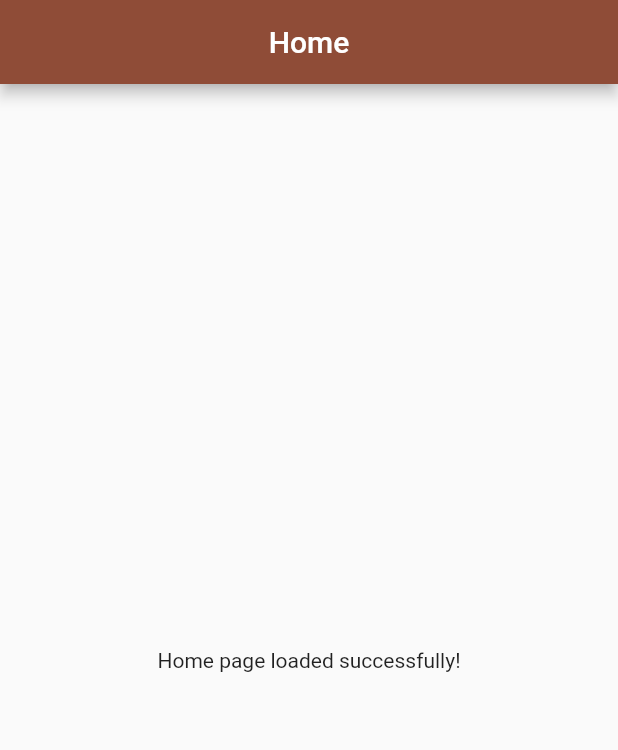
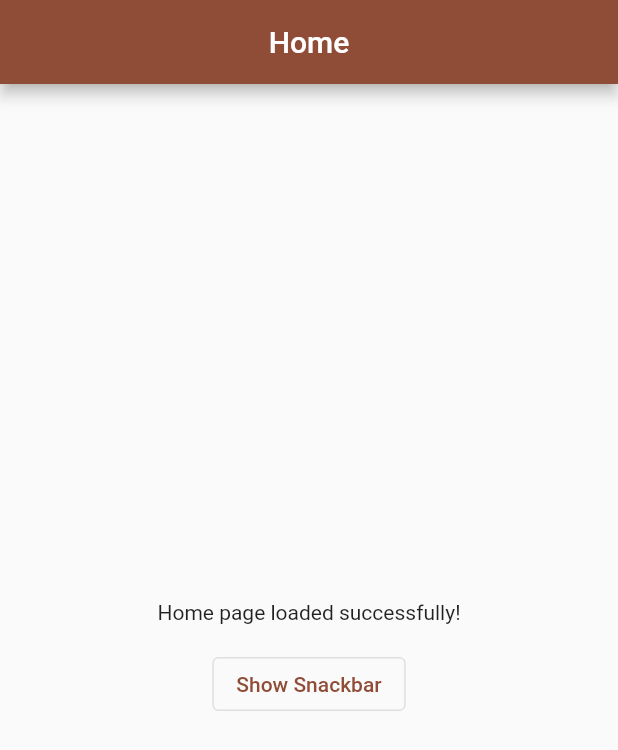
Before and after one commit to BishalTamangDev/flutter_single_bloc, a Flutter app: the screen it shows after launch, on a phone screen of 412 x 824 dp. Shown: the top 750 px of the screen. Run offline on Flutter 3.47's test engine with Material 3 defaults, Android fonts, the phone set to English and light mode, and no system bars; our stand-ins replace flutter_bloc.

Commit message:
action state added :: snackbar

```diff
--- a/lib/features/home/bloc/home_bloc.dart
+++ b/lib/features/home/bloc/home_bloc.dart
@@ -10,6 +10,7 @@ part 'home_state.dart';
 class HomeBloc extends Bloc<HomeEvent, HomeState> {
   HomeBloc() : super(HomeInitial()) {
     on<HomeInitialEvent>(homeInitialEvent);
+    on<HomeSnackbarEvent>(homeSnackbarEvent);
   }
 
   FutureOr<void> homeInitialEvent(event, state) async {
@@ -21,4 +22,8 @@ class HomeBloc extends Bloc<HomeEvent, HomeState> {
         ? emit(HomeLoadingSuccessState())
         : emit(HomeLoadingFailureState());
   }
+
+  homeSnackbarEvent(event, state) {
+    emit(HomeScackbarState());
+  }
 }
--- a/lib/features/home/bloc/home_state.dart
+++ b/lib/features/home/bloc/home_state.dart
@@ -13,3 +13,5 @@ class HomeLoadingFailureState extends HomeState {}
 
 // action state
 abstract class HomeActionState extends HomeState {}
+
+class HomeScackbarState extends HomeActionState {}
--- a/lib/features/home/ui/home.dart
+++ b/lib/features/home/ui/home.dart
@@ -28,6 +28,13 @@ class _HomeState extends State<Home> {
       buildWhen: (previous, current) => current is! HomeActionState,
       listener: (context, state) {
         switch (state.runtimeType) {
+          case HomeScackbarState:
+            ScaffoldMessenger.of(context).showSnackBar(
+              SnackBar(
+                content: Text("Hello World!"),
+              ),
+            );
+            break;
           default:
             log("Listener activated");
         }
@@ -57,12 +64,17 @@ class _HomeState extends State<Home> {
                 title: const Text("Home"),
                 centerTitle: true,
               ),
-              body: const Center(
+              body: Center(
                 child: Column(
                   spacing: 16.0,
                   mainAxisSize: MainAxisSize.min,
                   children: [
                     Text("Home page loaded successfully!"),
+                    OutlinedButton(
+                        onPressed: () {
+                          homeBloc.add(HomeSnackbarEvent());
+                        },
+                        child: const Text("Show Snackbar")),
                   ],
                 ),
               ),
```
